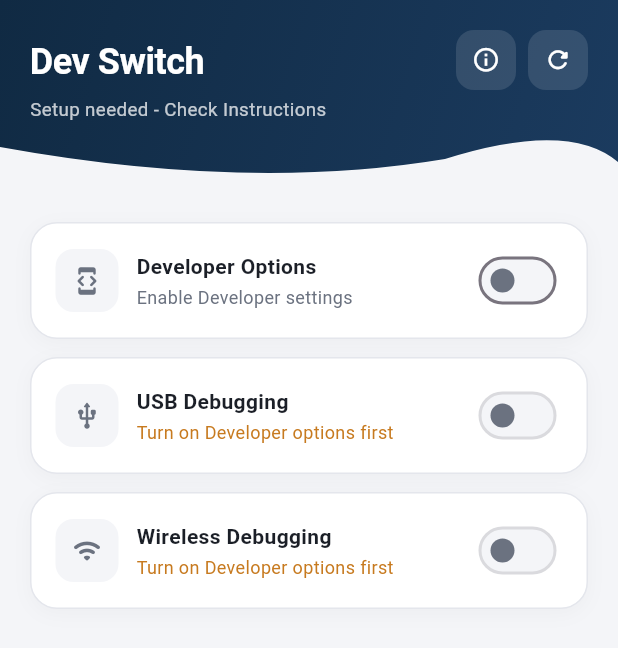
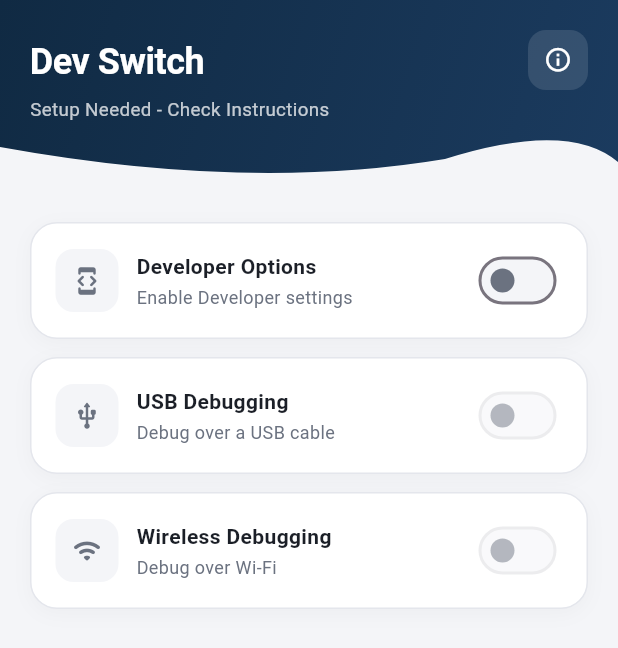
Before and after one commit to sabihaniaz7/Dev-Switch, a Flutter app: the screen it shows after launch, on a phone screen of 412 x 824 dp. Shown: the top 648 px of the screen. Run offline on Flutter 3.47's test engine with Material 3 defaults, Android fonts, the phone set to English and light mode, and no system bars.

Commit message:
feat: enhance developer options handling and add permission error guidance

```diff
--- a/lib/screens/home_screen.dart
+++ b/lib/screens/home_screen.dart
@@ -76,9 +76,6 @@ class _HomeScreenState extends State<HomeScreen> with WidgetsBindingObserver {
     final ok = await DevSettingsBridge.setDeveloperOptionsEnabled(value);
     if (ok) {
       setState(() => _devOptionsOn = value);
-      // Turning Developer options off cascades: USB and Wireless
-      // debugging live inside it, so Android turns them off too.
-      // Mirror that here instead of leaving stale "on" switches.
       if (!value) {
         if (_usbDebugOn) {
           await DevSettingsBridge.setUsbDebuggingEnabled(false);
@@ -98,7 +95,7 @@ class _HomeScreenState extends State<HomeScreen> with WidgetsBindingObserver {
   }
 
   Future<void> _toggleUsbDebugging(bool value) async {
-    if (!_devOptionsOn) return; // locked in the UI, extra guard here
+    if (!_devOptionsOn) return;
     if (!await _guardPermission()) return;
     setState(() => _busy = true);
     final ok = await DevSettingsBridge.setUsbDebuggingEnabled(value);
@@ -120,6 +117,12 @@ class _HomeScreenState extends State<HomeScreen> with WidgetsBindingObserver {
   void _showFailureSnack() {
     ScaffoldMessenger.of(context).showSnackBar(
       const SnackBar(content: Text('Could not change that setting.')),
+    );
+  }
+
+  void _showLockedSnack() {
+    ScaffoldMessenger.of(context).showSnackBar(
+      const SnackBar(content: Text('Turn on Developer options first')),
     );
   }
 
@@ -157,7 +160,7 @@ class _HomeScreenState extends State<HomeScreen> with WidgetsBindingObserver {
                       enabled: _usbDebugOn,
                       loading: _loading || _busy,
                       locked: !_devOptionsOn,
-                      lockedReason: 'Turn on Developer options first',
+                      onLockedTap: _showLockedSnack,
                       onChanged: _toggleUsbDebugging,
                     ),
                     const SizedBox(height: 12),
@@ -168,7 +171,7 @@ class _HomeScreenState extends State<HomeScreen> with WidgetsBindingObserver {
                       enabled: _wirelessDebugOn,
                       loading: _loading || _busy,
                       locked: !_devOptionsOn,
-                      lockedReason: 'Turn on Developer options first',
+                      onLockedTap: _showLockedSnack,
                       extraIcon: Icons.qr_code_scanner_rounded,
                       onExtraTap: () =>
                           DevSettingsBridge.openWirelessDebugging(),
@@ -185,13 +188,11 @@ class _HomeScreenState extends State<HomeScreen> with WidgetsBindingObserver {
   }
 
   Widget _buildHeader(BuildContext context) {
-    // Dynamic top height of status bar/notch
     final double topPadding = MediaQuery.of(context).padding.top;
     return ClipPath(
       clipper: _HeaderClipper(),
       child: Container(
         width: double.infinity,
-        // Combine status bar height + custom top padding (20)
         padding: EdgeInsets.fromLTRB(20, 20 + topPadding, 20, 46),
         decoration: const BoxDecoration(
           gradient: LinearGradient(
@@ -219,9 +220,7 @@ class _HomeScreenState extends State<HomeScreen> with WidgetsBindingObserver {
                   ),
                   const SizedBox(height: 6),
                   Text(
-                    _hasPermission
-                        ? 'Ready to switch'
-                        : 'Setup needed - Check Instructions',
+                    _hasPermission ? '' : 'Setup Needed - Check Instructions',
                     style: TextStyle(
                       color: Colors.white.withValues(alpha: 0.75),
                       fontSize: 12.5,
@@ -241,11 +240,6 @@ class _HomeScreenState extends State<HomeScreen> with WidgetsBindingObserver {
                     ),
                   ),
                 ),
-                const SizedBox(width: 8),
-                _HeaderIconButton(
-                  icon: Icons.refresh_rounded,
-                  onTap: _refreshStatus,
-                ),
               ],
             ),
           ],
@@ -255,9 +249,6 @@ class _HomeScreenState extends State<HomeScreen> with WidgetsBindingObserver {
   }
 }
 
-// Cuts an asymmetric curve into the bottom of the header: mostly
-/// straight across, sweeping down into a deeper curve on the right side,
-/// echoing the reference screen's swoop without reproducing it exactly.
 class _HeaderClipper extends CustomClipper<Path> {
   @override
   Path getClip(Size size) {
--- a/lib/widgets/toggle_row.dart
+++ b/lib/widgets/toggle_row.dart
@@ -12,6 +12,7 @@ class ToggleRow extends StatelessWidget {
   final VoidCallback? onExtraTap;
   final IconData? extraIcon;
   final ValueChanged<bool> onChanged;
+  final VoidCallback? onLockedTap;
 
   const ToggleRow({
     super.key,
@@ -25,6 +26,7 @@ class ToggleRow extends StatelessWidget {
     this.lockedReason,
     this.onExtraTap,
     this.extraIcon,
+    this.onLockedTap,
   });
 
   @override
@@ -74,10 +76,14 @@ class ToggleRow extends StatelessWidget {
                   ),
                 ),
                 const SizedBox(height: 2),
+                // Always shows the plain subtitle. The locked reason is
+                // surfaced only when the user actually tries to toggle
+                // it (see onLockedTap), not just because Developer
+                // options happens to be off right now.
                 Text(
-                  locked && lockedReason != null ? lockedReason! : subtitle,
-                  style: TextStyle(
-                    color: locked ? AppColors.warning : AppColors.textSecondary,
+                  subtitle,
+                  style: const TextStyle(
+                    color: AppColors.textSecondary,
                     fontSize: 12,
                   ),
                 ),
@@ -104,10 +110,31 @@ class ToggleRow extends StatelessWidget {
                 color: AppColors.primary,
               ),
             )
+          else if (locked)
+            // The switch itself stays visually dimmed/disabled, but a
+            // GestureDetector on top catches the tap (IgnorePointer stops
+            // the disabled Switch from swallowing it first) so tapping a
+            // locked toggle can still respond with a message.
+            GestureDetector(
+              onTap: onLockedTap,
+              child: IgnorePointer(
+                child: Opacity(
+                  opacity: 0.5,
+                  child: Switch(
+                    value: enabled,
+                    onChanged: null,
+                    activeThumbColor: AppColors.headerEnd,
+                    activeTrackColor: AppColors.primary.withValues(alpha: 0.25),
+                    inactiveThumbColor: AppColors.textSecondary,
+                    inactiveTrackColor: AppColors.background,
+                  ),
+                ),
+              ),
+            )
           else
             Switch(
               value: enabled,
-              onChanged: locked ? null : onChanged,
+              onChanged: onChanged,
               activeThumbColor: AppColors.headerEnd,
               activeTrackColor: AppColors.primary.withValues(alpha: 0.25),
               inactiveThumbColor: AppColors.textSecondary,
```
Also changed, not shown: lib/widgets/permission_dialog.dart (+20 -0 lines).
